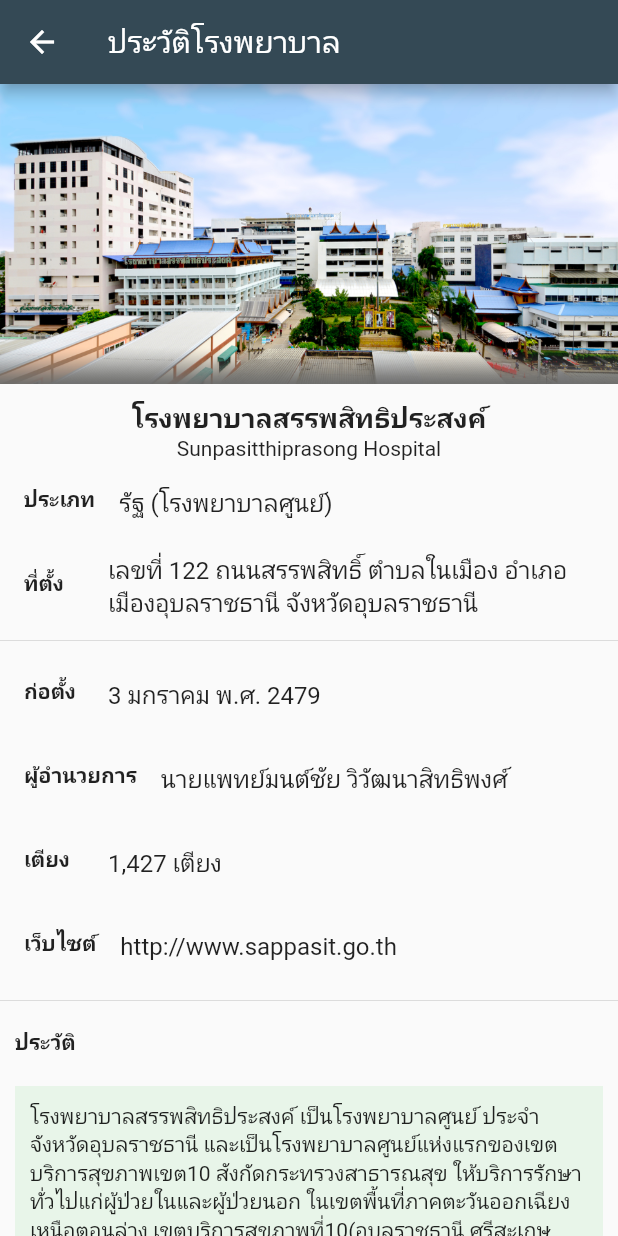
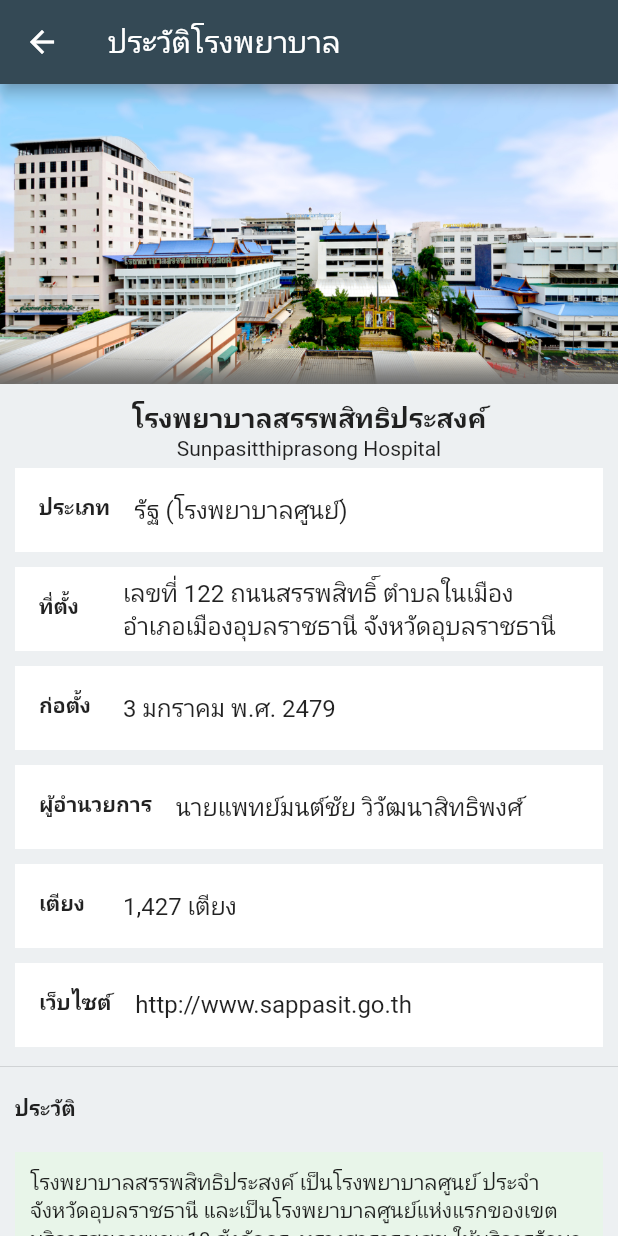
Before and after one commit to siteslave/sp-app, a Flutter app: the screen it shows after launch, after a tap on "ประวัติโรงพยาบาล", on a phone screen of 412 x 824 dp. Run offline on Flutter 3.47's test engine with Material 2 defaults, Android fonts, the phone set to English and light mode, and no system bars.

Commit message:
update listtile

```diff
--- a/lib/main.dart
+++ b/lib/main.dart
@@ -10,6 +10,7 @@ class MyApp extends StatelessWidget {
   Widget build(BuildContext context) {
     return MaterialApp(
       theme: ThemeData(
+        scaffoldBackgroundColor: Color(0xFFEDF0F2),
         primaryColor: Color(0xFF344955),
         accentColor: Color(0xFFF9AA33)
       ),
--- a/lib/pages/history.dart
+++ b/lib/pages/history.dart
@@ -29,33 +29,57 @@ class _HistoryState extends State<History> {
               style: TextStyle(fontWeight: FontWeight.bold, fontSize: 18),
             ),
             Text('Sunpasitthiprasong Hospital'),
-            ListTile(
+            Container(
+              margin: EdgeInsets.symmetric(vertical: 5, horizontal: 10),
+              color: Colors.white,
+              child: ListTile(
                   leading: Text('ประเภท',
                       style: TextStyle(fontWeight: FontWeight.bold)),
                   title: Text('รัฐ (โรงพยาบาลศูนย์)')),
-            ListTile(
+            ),
+            Container(
+              margin: EdgeInsets.symmetric(vertical: 5, horizontal: 10),
+              color: Colors.white,
+              child: ListTile(
                   leading: Text('ที่ตั้ง',
                       style: TextStyle(fontWeight: FontWeight.bold)),
                   title: Text(
                       'เลขที่ 122 ถนนสรรพสิทธิ์ ตำบลในเมือง อำเภอเมืองอุบลราชธานี จังหวัดอุบลราชธานี')),
+            ),
           ]),
-          Divider(),
-          ListTile(
+
+          Container(
+            margin: EdgeInsets.symmetric(vertical: 5, horizontal: 10),
+              color: Colors.white,
+            child: ListTile(
                 leading: Text('ก่อตั้ง',
                     style: TextStyle(fontWeight: FontWeight.bold)),
                 title: Text('3 มกราคม พ.ศ. 2479')),
-          ListTile(
+          ),
+          Container(
+            margin: EdgeInsets.symmetric(vertical: 5, horizontal: 10),
+              color: Colors.white,
+            child: ListTile(
                 leading: Text('ผู้อำนวยการ',
                     style: TextStyle(fontWeight: FontWeight.bold)),
                 title: Text('นายแพทย์มนต์ชัย วิวัฒนาสิทธิพงศ์')),
-          ListTile(
+          ),
+          Container(
+            margin: EdgeInsets.symmetric(vertical: 5, horizontal: 10),
+              color: Colors.white,
+            child: ListTile(
                 leading:
                     Text('เตียง', style: TextStyle(fontWeight: FontWeight.bold)),
                 title: Text('1,427 เตียง')),
-          ListTile(
+          ),
+          Container(
+            margin: EdgeInsets.symmetric(vertical: 5, horizontal: 10),
+              color: Colors.white,
+            child: ListTile(
                 leading:
                     Text('เว็บไซต์', style: TextStyle(fontWeight: FontWeight.bold)),
                 title: Text('http://www.sappasit.go.th')),
+          ),
           Divider(),
           Padding(
             padding: const EdgeInsets.all(10),
```
Lines whose indentation alone changed are shown as unchanged.
